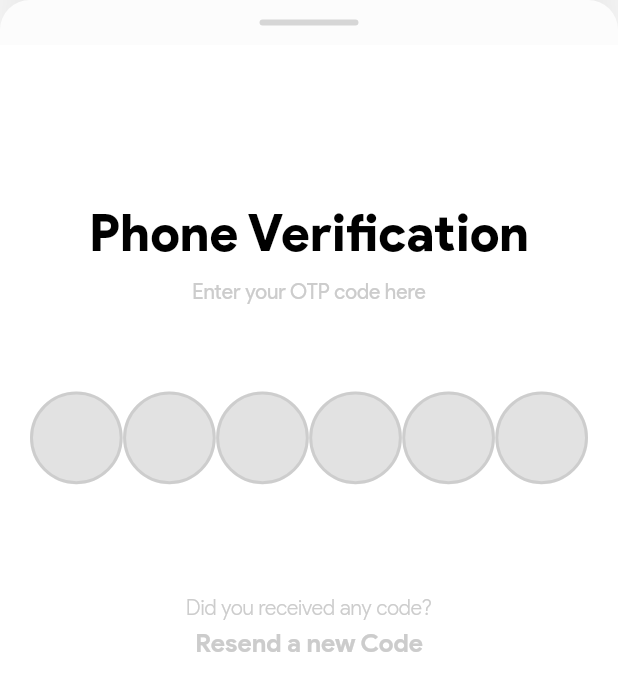
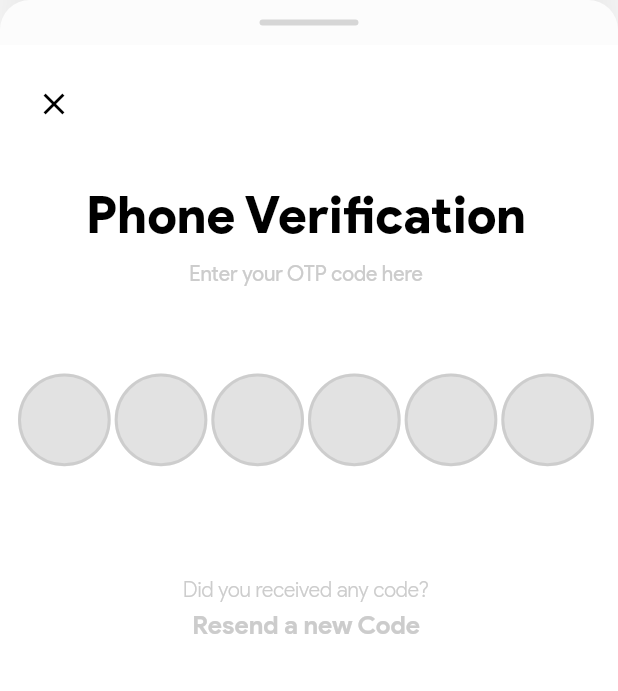
Before and after one commit to zeeshan-mehdi/gourmet, a Flutter app: the MobileVerificationBottomSheetWidget widget shown alone on an empty page, opened directly, on a phone screen of 412 x 824 dp. Shown: the top 691 px of the screen. Run offline on Flutter 3.47's test engine with Material 2 defaults, Android fonts, the phone set to English and light mode, and no system bars; drawn by our look-alikes of pin_code_fields; our stand-ins replace buttons_tabbar, cached_network_image, carousel_slider, cloud_firestore, dio, firebase_auth and 17 more; missing offline and left inert: country_pickers, flutter_absolute_path, global_configuration, google_map_location_picker, multi_image_picker2, multi_select_item and 4 more; accounts and stored records are empty; network calls fail.

Commit message:
resolved conflict mobile varificaiton page.

```diff
--- a/lib/src/elements/MobileVerificationBottomSheetWidget.dart
+++ b/lib/src/elements/MobileVerificationBottomSheetWidget.dart
@@ -88,11 +88,25 @@ class _MobileVerificationBottomSheetWidgetState
             padding: const EdgeInsets.only(top: 25),
             child: ListView(
               padding:
-                  EdgeInsets.only(top: 40, bottom: 15, left: 20, right: 20),
+                  EdgeInsets.only(top: 20, bottom: 15, left: 12, right: 16),
               children: <Widget>[
                 Column(
                   children: <Widget>[
-                    SizedBox(height: 70),
+                    Align(
+                      alignment: Alignment.topLeft,
+                      child: IconButton(
+                        icon: Icon(
+                          Icons.close,
+                        ),
+                        color: Colors.black,
+                        onPressed: () {
+                          Navigator.of(context).pop();
+                          //fToast.removeCustomToast();
+                        },
+                      ),
+                    ),
+
+                    SizedBox(height: 30),
                     Text(
                       "Phone Verification",
                       style: TextStyle(
@@ -288,10 +302,9 @@ class _MobileVerificationBottomSheetWidgetState
                 Center(
                   child: InkWell(
                     onTap: () async {
-
-
-                      isCodeResend = true;
-                      confirmation = await FirebaseAuth.instance.signInWithPhoneNumber(widget.user.phone);
+                      verifyPhone();
+                      // isCodeResend = true;
+                      // confirmation = await FirebaseAuth.instance.signInWithPhoneNumber(widget.user.phone);
 
 
 
```
Also changed, not shown: pubspec.lock, 1 other file.
